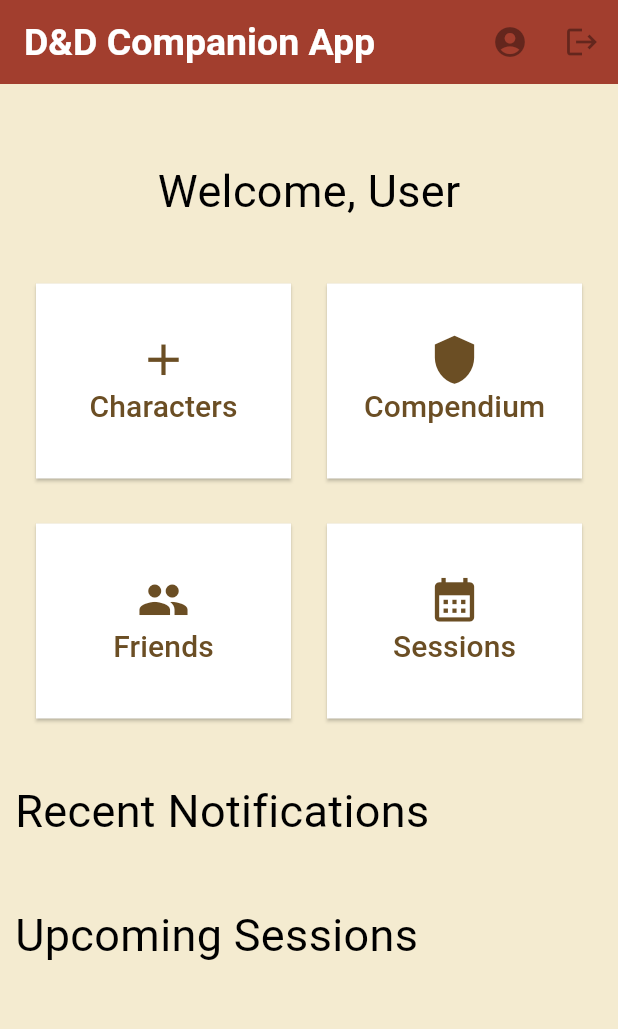
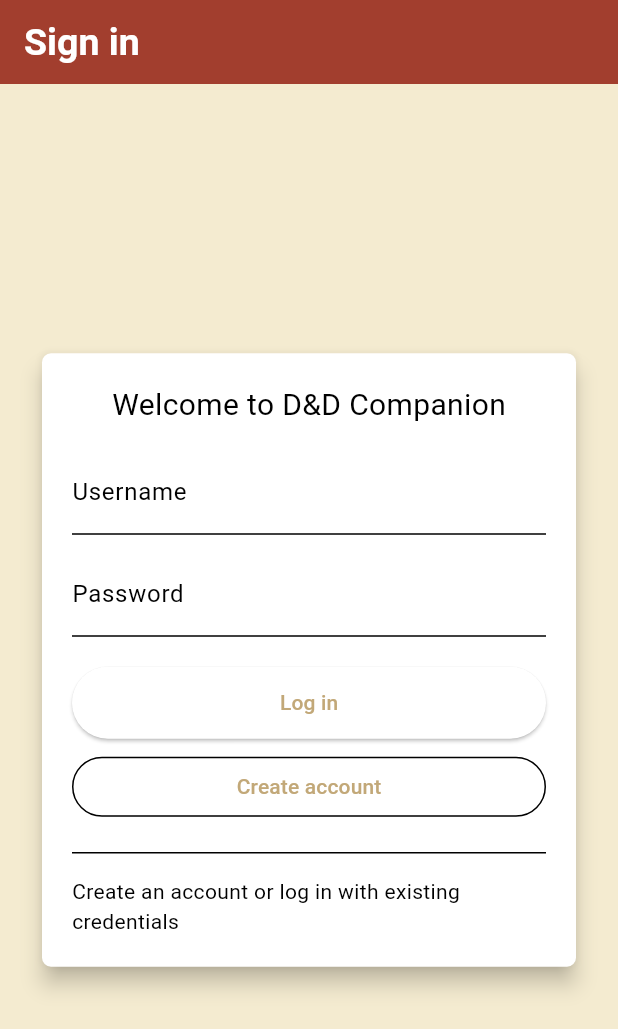
Before and after one commit to ellyburke/MobileDevicesAssignment, a Flutter app: the screen it shows after launch, on a phone screen of 412 x 824 dp. Shown: the top 1029 px of the screen. Run offline on Flutter 3.47's test engine with Material 3 defaults, Android fonts, the phone set to English and light mode, and no system bars; our stand-ins replace flutter_local_notifications, fluttericon, permission_handler, sqflite, sqflite_common_ffi, timezone; accounts and stored records are empty.

Commit message:
login page added

```diff
--- /dev/null
+++ b/dnd_app/lib/login.dart
@@ -0,0 +1,163 @@
+import 'package:flutter/material.dart';
+import 'package:dnd_app/userDatabase.dart';
+import 'package:dnd_app/main.dart';
+
+class LoginPage extends StatefulWidget {
+  const LoginPage({super.key});
+
+  @override
+  State<LoginPage> createState() => _LoginPageState();
+}
+
+class _LoginPageState extends State<LoginPage> {
+  final _formKey = GlobalKey<FormState>();
+  final TextEditingController _usernameCtrl = TextEditingController();
+  final TextEditingController _passwordCtrl = TextEditingController();
+
+  bool _isLoading = false;
+
+  @override
+  void dispose() {
+    _usernameCtrl.dispose();
+    _passwordCtrl.dispose();
+    super.dispose();
+  }
+
+  void _showSnack(String text, [Color? bg]) {
+    ScaffoldMessenger.of(context).showSnackBar(SnackBar(content: Text(text), backgroundColor: bg));
+  }
+
+  Future<void> _attemptLogin() async {
+    final username = _usernameCtrl.text.trim();
+    final password = _passwordCtrl.text;
+
+    if (username.isEmpty || password.isEmpty) {
+      _showSnack('Please enter both username and password.', Colors.red);
+      return;
+    }
+
+    setState(() => _isLoading = true);
+
+    try {
+      final user = await UserDatabase.instance.getUserByUsername(username);
+
+      if (user != null) {
+        if (user.password == password) {
+          // Successful login - navigate to HomePage with username
+          Navigator.pushReplacement(
+            context,
+            MaterialPageRoute(
+              builder: (context) => HomePage(username: username),
+            ),
+          );
+        } else {
+          _showSnack('Incorrect password.', Colors.red);
+        }
+      } else {
+        _showSnack('User not found. Create an account or try again.', Colors.orange);
+      }
+    } catch (e) {
+      _showSnack('Login failed: $e', Colors.red);
+    }
+
+    setState(() => _isLoading = false);
+  }
+
+  void _createAccount() async {
+    final username = _usernameCtrl.text.trim();
+    final password = _passwordCtrl.text;
+
+    if (username.isEmpty || password.isEmpty) {
+      _showSnack('Enter both username and password to create an account.', Colors.red);
+      return;
+    }
+
+    try {
+      final existingUser = await UserDatabase.instance.getUserByUsername(username);
+      if (existingUser != null) {
+        _showSnack('That username already exists.', const Color.fromARGB(255, 215, 36, 23));
+        return;
+      }
+
+      final newUser = User(null, username, password, []);
+      await UserDatabase.instance.insertUser(newUser);
+      _showSnack('Account created for "$username". You can now log in.', Colors.green);
+    } catch (e) {
+      _showSnack('Account creation failed: $e', Colors.red);
+    }
+  }
+
+  @override
+  Widget build(BuildContext context) {
+    return Scaffold(
+      appBar: AppBar(
+        title: Text('Sign in'),
+        backgroundColor: Color(0xFFA23E2E),
+      ),
+      body: Center(
+        child: SingleChildScrollView(
+          padding: EdgeInsets.symmetric(horizontal: 24.0),
+          child: Card(
+            elevation: 6,
+            shape: RoundedRectangleBorder(borderRadius: BorderRadius.circular(6)),
+            child: Padding(
+              padding: EdgeInsets.all(20),
+              child: Form(
+                key: _formKey,
+                child: Column(
+                  mainAxisSize: MainAxisSize.min,
+                  children: [
+                    Text('Welcome to D&D Companion', style: TextStyle(fontSize: 20)),
+                    SizedBox(height: 16),
+                    TextFormField(
+                      controller: _usernameCtrl,
+                      decoration: InputDecoration(labelText: 'Username'),
+                      textInputAction: TextInputAction.next,
+                    ),
+                    SizedBox(height: 12),
+                    TextFormField(
+                      controller: _passwordCtrl,
+                      decoration: InputDecoration(labelText: 'Password'),
+                      obscureText: true,
+                      onFieldSubmitted: (_) => _attemptLogin(),
+                    ),
+                    SizedBox(height: 20),
+                    SizedBox(
+                      width: double.infinity,
+                      child: ElevatedButton(
+                        onPressed: _isLoading ? null : _attemptLogin,
+                        style: ElevatedButton.styleFrom(minimumSize: Size.fromHeight(48)),
+                        child: _isLoading
+                            ? SizedBox(height: 16, width: 16, child: CircularProgressIndicator(strokeWidth: 2))
+                            : Text('Log in'),
+                      ),
+                    ),
+                    SizedBox(height: 8),
+                    Row(
+                      children: [
+                        Expanded(
+                          child: OutlinedButton(
+                            onPressed: _createAccount,
+                            child: Text('Create account'),
+                          ),
+                        ),
+                      ],
+                    ),
+                    SizedBox(height: 12),
+                    Divider(),
+                    SizedBox(height: 8),
+                    // Removed the known users list since we're using database now
+                    Align(
+                      alignment: Alignment.centerLeft,
+                      child: Text('Create an account or log in with existing credentials'),
+                    ),
+                  ],
+                ),
+              ),
+            ),
+          ),
+        ),
+      ),
+    );
+  }
+}
--- a/dnd_app/lib/main.dart
+++ b/dnd_app/lib/main.dart
@@ -1,15 +1,23 @@
 import 'package:flutter/material.dart';
+import 'package:sqflite_common_ffi/sqflite_ffi.dart';
+import 'package:sqflite/sqflite.dart';
+
 
 // Imports for other screens
 import 'package:dnd_app/screens/friends.dart';
 import 'package:dnd_app/screens/characters.dart';
 import 'package:dnd_app/screens/sessions.dart';
 import 'package:dnd_app/screens/compendium/compendium.dart';
+import 'login.dart';
+import 'userDatabase.dart';
 
 void main() async {
+
+  databaseFactory = databaseFactoryFfi;
+  runApp(MyApp());
+
   runApp(MyApp());
 }
-
 class MyApp extends StatelessWidget {
   const MyApp({super.key});
 
@@ -40,13 +48,15 @@ class MyApp extends StatelessWidget {
           onSurface: Colors.black,
         ),
       ),
-      home: const HomePage(),
+      home: const LoginPage(), // Changed from HomePage to LoginPage
     );
   }
 }
 
 class HomePage extends StatefulWidget {
-  const HomePage({super.key});
+  final String username; // Add username parameter
+
+  const HomePage({super.key, required this.username}); // Update constructor
 
   @override
   State<HomePage> createState() => _HomePageState();
@@ -73,8 +83,21 @@ class _HomePageState extends State<HomePage> {
       appBar: AppBar(
         title: Text("D&D Companion App"),
         actions: [
-          IconButton(onPressed: null, icon: Icon(Icons.account_circle)),
-          IconButton(onPressed: null, icon: Icon(Icons.logout)),
+          IconButton(
+            onPressed: null,
+            icon: Icon(Icons.account_circle),
+            tooltip: widget.username, // Show username as tooltip
+          ),
+          IconButton(
+            onPressed: () {
+              // Add logout functionality here
+              Navigator.pushReplacement(
+                context,
+                MaterialPageRoute(builder: (context) => LoginPage()),
+              );
+            },
+            icon: Icon(Icons.logout)
+          ),
         ],
       ),
       body: SingleChildScrollView(
@@ -82,7 +105,7 @@ class _HomePageState extends State<HomePage> {
           crossAxisAlignment: CrossAxisAlignment.center,
           children: [
             SizedBox(height: 50),
-            Text("Welcome, User", style: TextStyle(fontSize: 30)),
+            Text("Welcome, ${widget.username}", style: TextStyle(fontSize: 30)), // Use the username
             // Idea: have the title change greetings based on the time of day
             SizedBox(height: 40),
             Row(
--- a/dnd_app/lib/screens/sessions.dart
+++ b/dnd_app/lib/screens/sessions.dart
@@ -486,7 +486,7 @@ class _NewSessionDialogState extends State<NewSessionDialog> {
 
   // Controller for attendees and attendee list
   final _attendeeController = TextEditingController();
-  List<String> _attendees = [];
+  final List<String> _attendees = [];
 
   void _pickDate() async {
     final date = await showDatePicker(
--- a/dnd_app/lib/userDatabase.dart
+++ b/dnd_app/lib/userDatabase.dart
@@ -1,22 +1,21 @@
 import 'dart:convert';
-
 import 'package:sqflite/sqflite.dart';
 import 'package:path/path.dart';
 
 class User {
-  int? id;
-  String username;
-  String password;
-  List<String> friends; //List of usernames or ids of friends, probably id.
+  final int? id;
+  final String username;
+  final String password;
+  final List<String> characters;
 
-  User(this.id, this.username, this.password, this.friends);
+  User(this.id, this.username, this.password, this.characters);
 
   Map<String, dynamic> toMap() {
     return {
       'id': id,
       'username': username,
       'password': password,
-      'friends': jsonEncode(friends),
+      'characters': characters.join(','),
     };
   }
 
@@ -25,7 +24,7 @@ class User {
       map['id'],
       map['username'],
       map['password'],
-      List<String>.from(jsonDecode(map['friends'])),
+      map['characters']?.toString().split(',') ?? [],
     );
   }
 }
@@ -38,106 +37,64 @@ class UserDatabase {
 
   Future<Database> get database async {
     if (_database != null) return _database!;
-    _database = await _initializeDatabase('user.db');
+    _database = await _initDB('users.db');
     return _database!;
   }
 
-  Future<Database> _initializeDatabase(String filename) async {
-    final databasePath = await getDatabasesPath();
-    final path = join(databasePath, filename);
-    return await openDatabase(path, version: 1, onCreate: _createDatabase);
+  Future<Database> _initDB(String filePath) async {
+    try {
+      final dbPath = await getDatabasesPath();
+      final path = join(dbPath, filePath);
+
+      return await openDatabase(
+        path,
+        version: 1,
+        onCreate: _createDB,
+      );
+    } catch (e) {
+      // If getDatabasesPath fails, use a local path
+      final path = join('.', filePath);
+      return await openDatabase(
+        path,
+        version: 1,
+        onCreate: _createDB,
+      );
+    }
   }
 
-  Future<void> _createDatabase(Database db, int version) async {
+  Future _createDB(Database db, int version) async {
     await db.execute('''
-      CREATE TABLE users(
+      CREATE TABLE users (
         id INTEGER PRIMARY KEY AUTOINCREMENT,
-        username TEXT NOT NULL,
+        username TEXT UNIQUE NOT NULL,
         password TEXT NOT NULL,
-        friends TEXT NOT NULL DEFAULT '[]'
-        );
-        ''');
-  }
-
-  Future<void> insertUser(User user) async {
-    final db = await instance.database;
-    await db.insert('users', user.toMap());
-  }
-
-  Future<List<User>> getAllUser() async {
-    final db = await instance.database;
-    final result = await db.query('users', orderBy: 'id ASC');
-    return result.map((json) => User.fromMap(json)).toList();
-  }
-
-  Future<User?> getUserById(int id) async {
-    final db = await instance.database;
-    final result = await db.query('users', where: 'id = ?', whereArgs: [id]);
-    return result.isNotEmpty ? User.fromMap(result.first) : null;
+        characters TEXT
+      )
+    ''');
   }
 
   Future<User?> getUserByUsername(String username) async {
     final db = await instance.database;
-    final result = await db.query(
+    final maps = await db.query(
       'users',
       where: 'username = ?',
       whereArgs: [username],
     );
-    return result.isNotEmpty ? User.fromMap(result.first) : null;
+
+    if (maps.isNotEmpty) {
+      return User.fromMap(maps.first);
+    } else {
+      return null;
+    }
   }
 
-  Future<int> updateUser(User user) async {
+  Future<int> insertUser(User user) async {
     final db = await instance.database;
-    if (user.id == null) {
-      throw ArgumentError('User id cannot be null');
-    }
-    return await db.update(
-      'users',
-      user.toMap(),
-      where: 'id = ?',
-      whereArgs: [user.id],
-      conflictAlgorithm: ConflictAlgorithm.abort,
-    );
+    return await db.insert('users', user.toMap());
   }
 
-  Future<int> addFriend(int id, String friend) async {
-    final user = await getUserById(id);
-    if (user == null) {
-      throw Exception('User not found');
-    }
-    user.friends.add(friend);
-    return await updateUser(user);
-  }
-
-  Future<int> removeFriend(int id, String friend) async {
-    final user = await getUserById(id);
-    if (user == null) {
-      throw Exception('User not found');
-    }
-    user.friends.remove(friend);
-    return await updateUser(user);
-  }
-
-  //IDK I added this just in case
-  Future<int> updatePassword(int id, String password) async {
-    final user = await getUserById(id);
-    if (user == null) {
-      throw Exception('User not found');
-    }
-    user.password = password;
-    return await updateUser(user);
-  }
-
-  Future<int> deleteUser(int id) async {
+  Future close() async {
     final db = await instance.database;
-    return db.delete('users', where: 'id = ?', whereArgs: [id]);
-  }
-
-  Future<void> close() async {
-    final db = _database;
-    if (db != null) {
-      await db.close();
-      _database = null;
-    }
+    db.close();
   }
 }
```
Also changed, not shown: dnd_app/lib/screens/newcharacterform.dart (+9 -9 lines), dnd_app/pubspec.yaml (+5 -5 lines), dnd_app/pubspec.lock.
